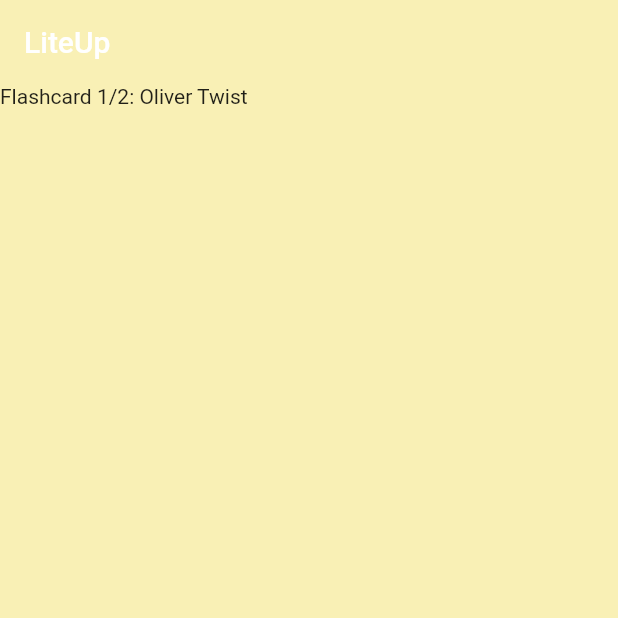
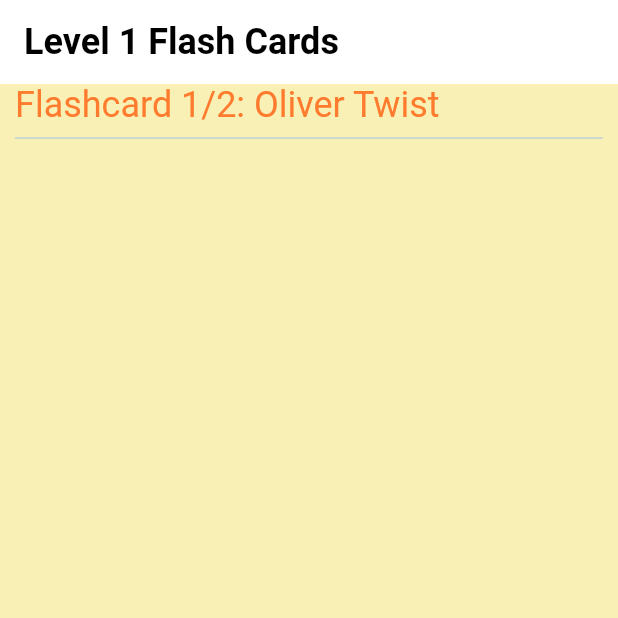
Before and after one commit to florentianayuwono/LiteUp, a Flutter app: the screen it shows after launch, on a phone screen of 412 x 824 dp, the top half of it. Run offline on Flutter 3.47's test engine with Material 2 defaults, Android fonts, the phone set to English and light mode, and no system bars; our stand-ins replace google_fonts.

Commit message:
Change app bar styling

```diff
--- a/lite_up/lib/constants/style.dart
+++ b/lite_up/lib/constants/style.dart
@@ -1,8 +1,13 @@
 // This file contains customization for colors and fonts.
 import 'package:flutter/material.dart';
+import 'package:google_fonts/google_fonts.dart';
+
+const TextStyle flashcardTitle =
+    TextStyle(color: Colors.black, fontSize: 24, fontWeight: FontWeight.bold);
 
 const Color background = Color.fromARGB(255, 249, 240, 181);
 const Color deepOrange = Color.fromARGB(255, 255, 123, 46);
 const Color softOrange = Color.fromARGB(255, 254, 189, 142);
 const Color deepYellow = Color.fromARGB(255, 255, 187, 1);
 const Color skyBlue = Color.fromARGB(255, 156, 197, 231);
+const Color white = Colors.white;
--- a/lite_up/lib/screens/home_screen.dart
+++ b/lite_up/lib/screens/home_screen.dart
@@ -32,14 +32,15 @@ class _HomeScreenState extends State<HomeScreen> {
 
       // Set the top app bar
       appBar: AppBar(
-        title: const Text('LiteUp'),
-        backgroundColor: background,
-        shadowColor: Colors.transparent,
+        title: const Text('Level 1 Flash Cards', style: flashcardTitle),
+        backgroundColor: white,
+        elevation: 0
       ),
 
       // Set the body of the app
       body: Container(
           width: double.infinity,
+          padding: const EdgeInsets.symmetric(horizontal: 10),
           child: Column(
             children: [
               // Add the flashcard widget
@@ -47,7 +48,8 @@ class _HomeScreenState extends State<HomeScreen> {
                 indexAction: index,
                 flashcardTitle: flashcards[index].title,
                 totalFlashcards: flashcards.length,
-                )
+              ),
+              const Divider(color: skyBlue),
             ],
           )),
     );
--- a/lite_up/lib/widgets/flashcard_widget.dart
+++ b/lite_up/lib/widgets/flashcard_widget.dart
@@ -1,4 +1,5 @@
 import 'package:flutter/material.dart';
+import '../constants/style.dart';
 
 class FlashcardWidget extends StatelessWidget {
   const FlashcardWidget(
@@ -17,6 +18,11 @@ class FlashcardWidget extends StatelessWidget {
     return Container(
         alignment: Alignment.centerLeft,
         child: Text(
-            'Flashcard ${indexAction + 1}/$totalFlashcards: $flashcardTitle'));
+            'Flashcard ${indexAction + 1}/$totalFlashcards: $flashcardTitle',
+            style: const TextStyle(
+              fontSize: 24.0,
+              color: deepOrange,
+            ),
+            ));
   }
 }
--- a/lite_up/pubspec.yaml
+++ b/lite_up/pubspec.yaml
@@ -34,6 +34,7 @@ dependencies:
   # The following adds the Cupertino Icons font to your application.
   # Use with the CupertinoIcons class for iOS style icons.
   cupertino_icons: ^1.0.2
+  google_fonts: ^3.0.1
 
 dev_dependencies:
   flutter_test:
```
Also changed, not shown: lite_up/pubspec.lock, 1 other file.
